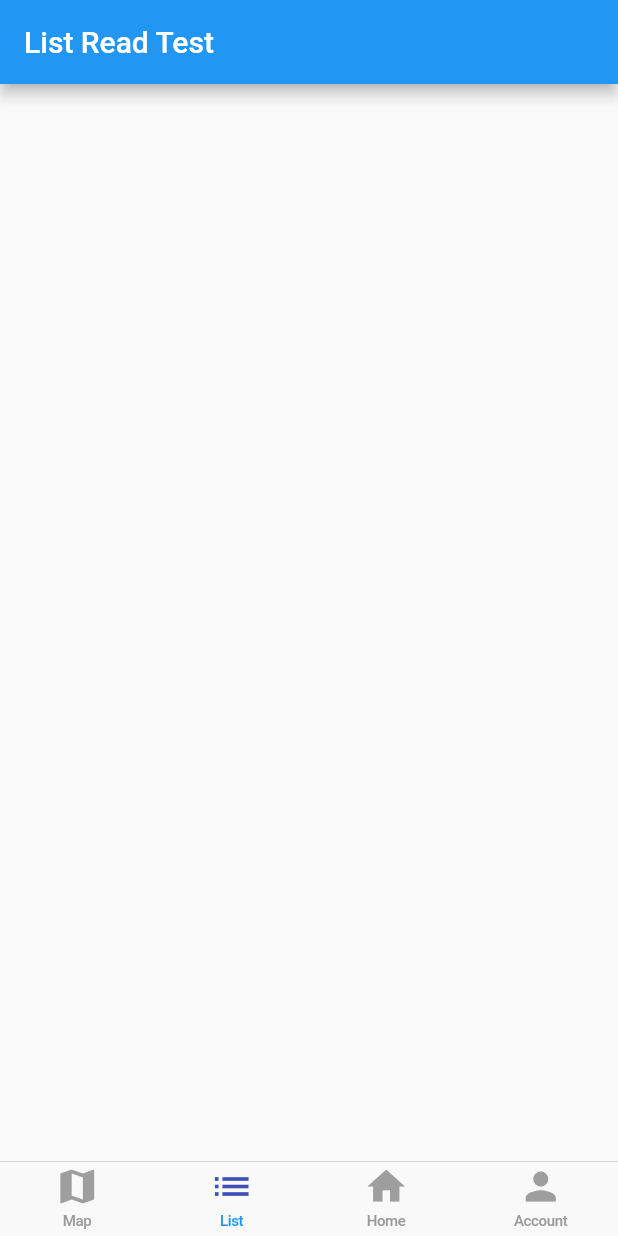
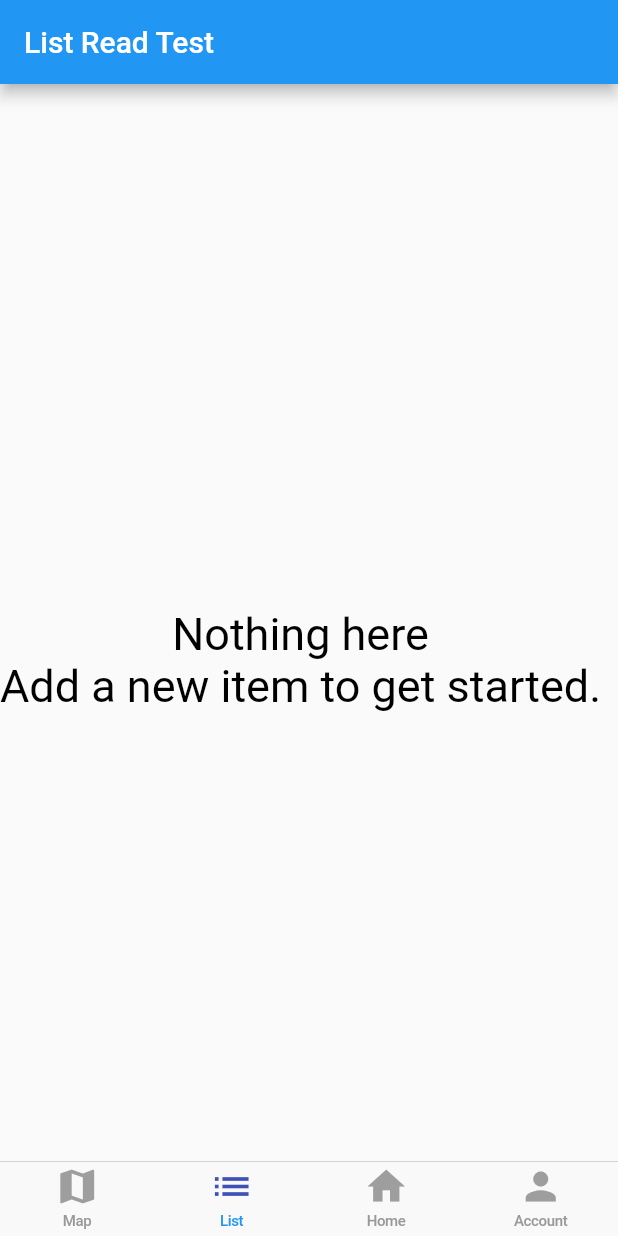
Before and after one commit to cawoolf/list_roamer, a Flutter app: the screen it shows after launch, item 2 of the bottom bar chosen, on a phone screen of 412 x 824 dp. Run offline on Flutter 3.47's test engine with Material 2 defaults, Android fonts, the phone set to English and light mode, and no system bars; our stand-ins replace cloud_firestore, firebase_core, flutter_dotenv, google_maps_flutter; accounts and stored records are empty; statements that could not run were skipped.

```diff
--- /dev/null
+++ b/lib/model/empty_content.dart
@@ -0,0 +1,31 @@
+import 'package:flutter/material.dart';
+
+class EmptyContent extends StatelessWidget {
+
+  const EmptyContent(
+      {Key? key, required this.message, required this.title,}) : super(key: key);
+
+  final String title;
+  final String message;
+
+  @override
+  Widget build(BuildContext context) {
+    return Column(
+      mainAxisAlignment: MainAxisAlignment.center,
+      // crossAxisAlignment: CrossAxisAlignment.center,
+      children: <Widget>[
+        Text(title,
+            style: const TextStyle(
+              fontSize: 30,
+              color: Colors.black,
+            )),
+        Text(message,
+          style: const TextStyle(
+              fontSize: 30,
+              color: Colors.black
+          ),),
+
+      ],
+    );
+  }
+}
--- a/lib/model/UserList.dart
+++ b/lib/model/user_list.dart
@@ -1,3 +1,5 @@
+
+import 'package:flutter/src/widgets/gesture_detector.dart';
 
 class UserList {
   UserList(this.title);
@@ -7,4 +9,6 @@ class UserList {
     String title = data['title'];
     return UserList(title);
   }
+
+
 }
--- a/lib/pages/list_view_page.dart
+++ b/lib/pages/list_view_page.dart
@@ -1,8 +1,11 @@
 
 import 'package:cloud_firestore/cloud_firestore.dart';
 import 'package:flutter/material.dart';
-
-import '../model/UserList.dart';
+import 'package:list_roamer/model/user_list_tile.dart';
+import 'package:list_roamer/services/database.dart';
+import 'package:provider/provider.dart';
+import '../model/user_list.dart';
+import '../services/helpers/list_item_builder.dart';
 import 'markers_view_page.dart';
 
 
@@ -26,48 +29,36 @@ class ListViewPageState extends State<ListViewPage> {
   }
 
   Scaffold fireBaseReadTest() {
-    String locationCollectionPath =
-        '/users/testUser/lists/testList_1/location_markers';
 
-    String listCollectionPath =
-        '/users/testUser/lists';
+    final database = Provider.of<Database>(context, listen: false);
+    // String locationCollectionPath =
+    //     '/users/testUser/lists/testList_1/location_markers';
+    //
+    // String listCollectionPath =
+    //     '/users/testUser/lists';
 
     return Scaffold(
       appBar: AppBar(
         title: const Text("List Read Test"),
       ),
-      body: StreamBuilder(
-        stream: FirebaseFirestore.instance
-            .collection(listCollectionPath)
-            .snapshots(),
-        builder: (BuildContext context, AsyncSnapshot<QuerySnapshot> snapshot) {
+      body: StreamBuilder<List<UserList?>>(
+        stream: database.userListsStream(),
+        builder: (context, snapshot) {
           if (!snapshot.hasData) {
             return const Center(
               child: CircularProgressIndicator(),
             );
           }
 
-          return ListView(
-            children: snapshot.data!.docs.map((document) {
-              return GestureDetector(
-                onTap: () {
-                  // Handle the navigation to a new page with the document data.
-                  Navigator.push(
-                    context,
-                    MaterialPageRoute(
-                      builder: (context) => MarkersViewPage(document: document),
-                    ),
-                  );
-                },
-                child: Padding(
-                  padding: const EdgeInsets.symmetric(vertical: 16.0), // Adjust the value as needed
-                  child: Center(
-                    child: Text(document['title']),
-                  ),
-                ),
-              );
-            }).toList(),
-          );
+          return ListItemsBuilder(
+              snapshot: snapshot,
+              itemBuilder: (context, userList) => Dismissible(
+                key: Key('userList-${userList?.title}'),
+                background: Container(color: Colors.red),
+                direction: DismissDirection.endToStart,
+                onDismissed: (direction) => (),
+                child: UserListTile(list: userList, onTap: () {},),
+              ));
         },
       ),
     );
--- /dev/null
+++ b/lib/services/helpers/list_item_builder.dart
@@ -0,0 +1,56 @@
+import 'package:flutter/material.dart';
+
+import '../../model/empty_content.dart';
+
+typedef ItemWidgetBuilder<T> = Widget Function(BuildContext context, T item);
+
+class ListItemsBuilder<T> extends StatelessWidget {
+  const ListItemsBuilder(
+      {super.key, required this.snapshot, required this.itemBuilder});
+  final AsyncSnapshot<List<T>> snapshot;
+  final ItemWidgetBuilder<T> itemBuilder;
+
+  @override
+  Widget build(BuildContext context) {
+    if (snapshot.hasData) {
+      final List<T>? items = snapshot.data;
+
+      // List has data, build a list of Jobs
+      if (items!.isNotEmpty) {
+        return _buildList(items);
+      }
+
+      // If the list is empty and has no data, return a placeholder
+      else {
+        return const EmptyContent(
+            title: 'Nothing here', message: 'Add a new item to get started.');
+      }
+    }
+
+    // If the there is an Error, return this placeholder
+    else if (snapshot.hasError) {
+      print('list_item_builder.dart line 31: ${snapshot.error}');
+      return const EmptyContent(
+        title: 'Something went wrong',
+        message: 'Can\'t load items right now',
+      );
+    }
+
+    // If the list data is still loading, return a loading screen
+    return const Center(child: CircularProgressIndicator());
+  }
+
+  Widget _buildList(List<T> items) {
+    return ListView.separated( // Special ListView constructor for adding Dividers between the Items
+      itemCount: items.length + 2, // Trick for adding lines with Containers above the first and Below the last Item.
+      separatorBuilder: (BuildContext context, int index) => const Divider(
+        height: 0.5,
+      ),
+      itemBuilder: (context, index) { // Trick for adding lines with Containers above the first and Below the last Item. See 317.
+        if(index == 0 || index == items.length +1){
+          return Container();
+        }
+        return itemBuilder(context, items[index -1]);},
+    );
+  }
+}
```
Also changed, not shown: lib/model/user_list_tile.dart (added, +17 -0 lines), lib/services/database.dart (+6 -6 lines), lib/model/user_marker.dart (renamed from lib/model/UserMarker.dart).
